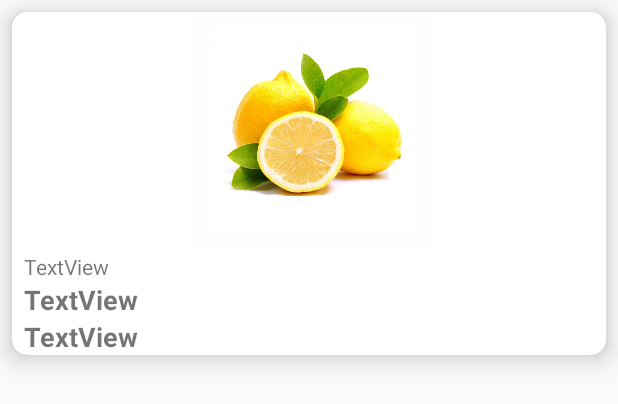
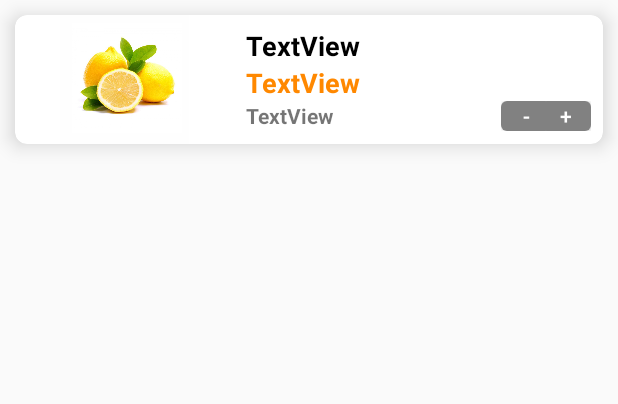
Before and after one commit to teamlove29/eMarketShops, an Android app: the layout card_item_list.xml on its own in the app's theme, with its tools: preview values and no code run, on a phone screen of 412 x 824 dp. Shown: the top 404 px of the screen. Run offline under Robolectric (Android 15) with nearby library versions, the phone set to English and light mode, and no system bars.

Commit message:
+ card item list

```diff
--- a/app/src/main/java/com/alw/emarketshops/ui/ProfileFragment.kt
+++ b/app/src/main/java/com/alw/emarketshops/ui/ProfileFragment.kt
@@ -24,7 +24,7 @@ class ProfileFragment : Fragment() {
     @SuppressLint("WrongConstant")
     override fun onViewCreated(view: View, savedInstanceState: Bundle?){
         btnRegisOrLogin.setOnClickListener(){
-            val intent = Intent (getActivity(), LoginActivity::class.java)
+            val intent = Intent (activity, LoginActivity::class.java)
             startActivity(intent)
 
         }
--- a/app/src/main/java/com/alw/emarketshops/ui/home/HomeFragment.kt
+++ b/app/src/main/java/com/alw/emarketshops/ui/home/HomeFragment.kt
@@ -53,10 +53,6 @@ class HomeFragment : Fragment() {
         itemRecycler.adapter = adapterItemCard
         ////
 
-//        itemRecycler.setOnClickListener(){
-//            val intent = Intent (getActivity(), ItemDetailActivity::class.java)
-//            startActivity(intent)
-//        }
 
     }
 
--- /dev/null
+++ b/app/src/main/res/drawable/button_style4.xml
@@ -0,0 +1,10 @@
+<?xml version="1.0" encoding="utf-8"?>
+<selector xmlns:android="http://schemas.android.com/apk/res/android">
+    <item >
+        <shape android:shape="rectangle"  >
+            <corners android:radius="4dip" />
+            <stroke android:width="0dip" android:color="#6C6D6D" />
+            <gradient android:angle="-90" android:startColor="#818181" android:endColor="#818181" />
+        </shape>
+    </item>
+</selector>
--- a/app/src/main/res/layout/card_item_list.xml
+++ b/app/src/main/res/layout/card_item_list.xml
@@ -1,35 +1,21 @@
 <?xml version="1.0" encoding="utf-8"?>
-
-
-<androidx.constraintlayout.widget.ConstraintLayout
+<androidx.cardview.widget.CardView
     xmlns:android="http://schemas.android.com/apk/res/android"
     xmlns:app="http://schemas.android.com/apk/res-auto"
-    xmlns:tools="http://schemas.android.com/tools"
     android:layout_width="match_parent"
-    android:layout_height="match_parent">
+    android:layout_height="wrap_content"
+    android:layout_margin="10dp"
+    app:cardCornerRadius="8dp"
+    app:cardElevation="8dp">
 
-    <androidx.cardview.widget.CardView
-        android:layout_width="0dp"
-        android:layout_height="wrap_content"
-        android:layout_marginStart="8dp"
-        android:layout_marginLeft="8dp"
-        android:layout_marginTop="8dp"
-        android:layout_marginEnd="8dp"
-        android:layout_marginRight="8dp"
-        app:layout_constraintEnd_toEndOf="parent"
-        app:layout_constraintStart_toStartOf="parent"
-        app:layout_constraintTop_toTopOf="parent"
-        app:cardElevation="10dp"
-        app:cardCornerRadius="10dp">
-
-        <androidx.constraintlayout.widget.ConstraintLayout
+    <RelativeLayout
             android:layout_width="match_parent"
             android:layout_height="wrap_content">
 
         <ImageView
-                android:id="@+id/imageView6"
-                android:layout_width="0dp"
-                android:layout_height="160dp"
+            android:id="@+id/imageItemList"
+            android:layout_width="130dp"
+            android:layout_height="86dp"
             android:layout_marginStart="8dp"
             android:layout_marginLeft="8dp"
             android:layout_marginEnd="8dp"
@@ -40,50 +26,86 @@
             app:srcCompat="@drawable/p12" />
 
         <TextView
-                android:id="@+id/textView6"
-                android:layout_width="0dp"
+            android:id="@+id/textViewName"
+            android:layout_width="match_parent"
             android:layout_height="wrap_content"
+            android:layout_marginStart="8dp"
+            android:layout_marginLeft="8dp"
+            android:layout_marginTop="8dp"
+            android:layout_marginEnd="8dp"
+            android:layout_marginRight="8dp"
+            android:layout_toEndOf="@id/imageItemList"
+            android:layout_toRightOf="@id/imageItemList"
+            android:text="TextView"
+            android:textColor="@android:color/black"
+            android:textSize="18sp"
+            android:textStyle="bold"
+            app:layout_right="@+id/imageItemList" />
+
+        <TextView
+            android:id="@+id/textViewPrice"
+            android:layout_width="match_parent"
+            android:layout_height="wrap_content"
+            android:layout_below="@id/textViewName"
             android:layout_marginStart="8dp"
             android:layout_marginLeft="8dp"
             android:layout_marginEnd="8dp"
             android:layout_marginRight="8dp"
+            android:layout_toRightOf="@id/imageItemList"
             android:text="TextView"
-                app:layout_constraintEnd_toEndOf="parent"
-                app:layout_constraintStart_toStartOf="parent"
-                app:layout_constraintTop_toBottomOf="@+id/imageView6" />
-
-            <TextView
-                android:id="@+id/textView7"
-                android:layout_width="0dp"
-                android:layout_height="wrap_content"
-                android:layout_marginStart="8dp"
-                android:layout_marginLeft="8dp"
-                android:layout_marginEnd="8dp"
-                android:layout_marginRight="8dp"
-                android:text="TextView"
+            android:textColor="@android:color/holo_orange_dark"
             android:textSize="18sp"
             android:textStyle="bold"
             app:layout_constraintEnd_toEndOf="parent"
             app:layout_constraintHorizontal_bias="1.0"
             app:layout_constraintStart_toStartOf="parent"
-                app:layout_constraintTop_toBottomOf="@+id/textView6" />
+            app:layout_constraintTop_toBottomOf="@+id/textViewName" />
 
         <TextView
-                android:id="@+id/textView8"
-                android:layout_width="0dp"
+            android:id="@+id/textViewQty"
+            android:layout_width="100dp"
             android:layout_height="wrap_content"
+            android:layout_below="@id/textViewPrice"
             android:layout_marginStart="8dp"
             android:layout_marginLeft="8dp"
             android:layout_marginEnd="8dp"
             android:layout_marginRight="8dp"
+            android:layout_toRightOf="@id/imageItemList"
             android:text="TextView"
-                android:textSize="18sp"
+            android:textSize="14sp"
             android:textStyle="bold"
             app:layout_constraintEnd_toEndOf="parent"
             app:layout_constraintHorizontal_bias="0.0"
             app:layout_constraintStart_toStartOf="parent"
-                app:layout_constraintTop_toBottomOf="@+id/textView7" />
-        </androidx.constraintlayout.widget.ConstraintLayout>
+            app:layout_constraintTop_toBottomOf="@+id/textViewPrice" />
+
+        <LinearLayout
+            android:layout_width="60dp"
+            android:layout_height="20dp"
+            android:layout_below="@id/textViewPrice"
+            android:layout_alignParentRight="true"
+            android:layout_marginRight="8dp"
+            android:orientation="horizontal">
+
+            <Button
+                android:id="@+id/button21"
+                android:layout_width="match_parent"
+                android:layout_height="match_parent"
+                android:layout_marginRight="-3dp"
+                android:layout_weight="1"
+                android:background="@drawable/button_style4"
+                android:text="-"
+                android:textColor="@android:color/white" />
+
+            <Button
+                android:id="@+id/button22"
+                android:layout_width="match_parent"
+                android:layout_height="match_parent"
+                android:layout_marginLeft="-3dp"
+                android:layout_weight="1"
+                android:background="@drawable/button_style4"
+                android:text="+"
+                android:textColor="@android:color/white" />
+        </LinearLayout>
+    </RelativeLayout>
 </androidx.cardview.widget.CardView>
-
-</androidx.constraintlayout.widget.ConstraintLayout>
--- a/app/src/main/res/layout/item_card.xml
+++ b/app/src/main/res/layout/item_card.xml
@@ -1,5 +1,6 @@
 <?xml version="1.0" encoding="utf-8"?>
-<androidx.cardview.widget.CardView xmlns:android="http://schemas.android.com/apk/res/android"
+<androidx.cardview.widget.CardView
+    xmlns:android="http://schemas.android.com/apk/res/android"
     xmlns:app="http://schemas.android.com/apk/res-auto"
     android:layout_width="match_parent"
     android:layout_height="wrap_content"
--- a/app/src/main/res/values/strings.xml
+++ b/app/src/main/res/values/strings.xml
@@ -38,4 +38,6 @@
     <string name="txt_registext9">*เบอร์ โทรศัพท์</string>
     <string name="txt_addTocart">เพิ่มไปยังรถเข็น</string>
     <string name="txt_buyItem">ซื้อสินค้า</string>
+    <string name="txt_pay">ชำระเงิน</string>
+    <string name="txt_supTotal">รวมทั้งหมด : </string>
 </resources>
```
Also changed, not shown: app/src/main/java/com/alw/emarketshops/LoginActivity.kt (+4 -4 lines), app/src/main/java/com/alw/emarketshops/ui/dashboard/DashboardFragment.kt (+6 -6 lines), app/src/main/res/layout/activity_login.xml (+7 -6 lines), app/src/main/res/layout/fragment_dashboard.xml (+46 -7 lines). Lines whose indentation alone changed are shown as unchanged.
